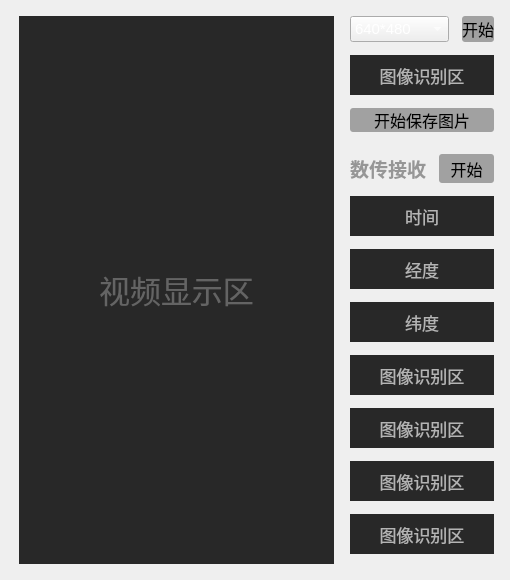
The window that Qt/ui/Video.ui (pengyugit/py) describes before a commit, drawn with Qt 5.
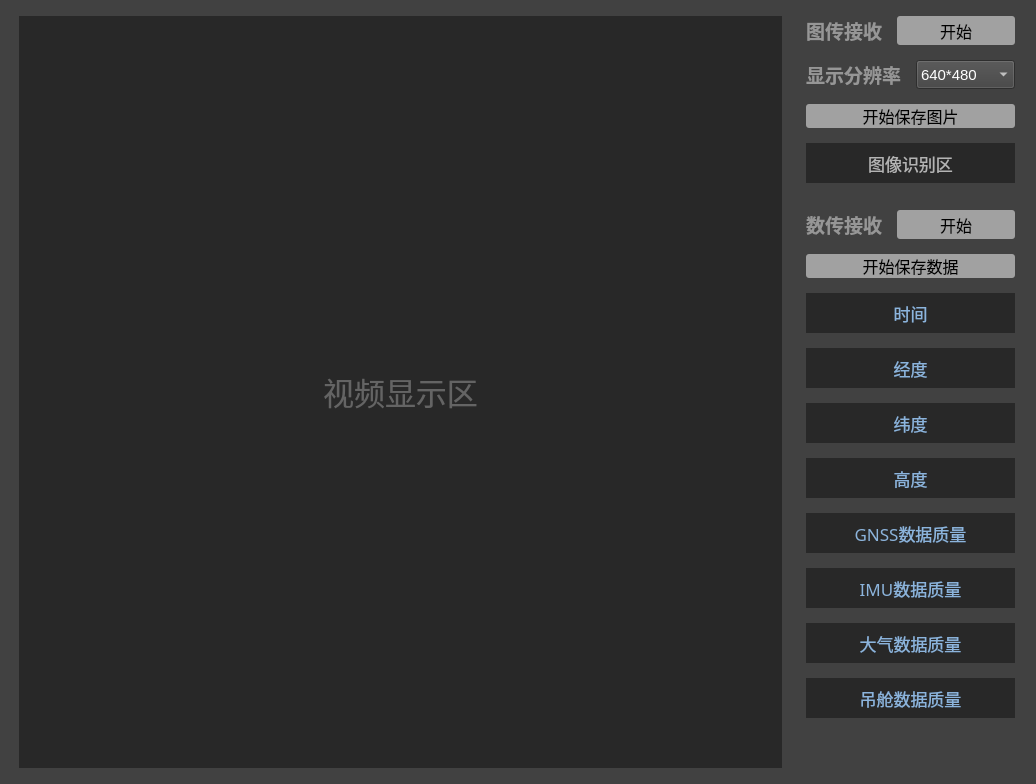
The same window after the commit.

What changed in the file:
```diff
--- a/Qt/ui/Video.ui
+++ b/Qt/ui/Video.ui
@@ -6,8 +6,8 @@
    <rect>
     <x>0</x>
     <y>0</y>
-    <width>510</width>
-    <height>580</height>
+    <width>1036</width>
+    <height>784</height>
    </rect>
   </property>
   <property name="sizePolicy">
@@ -20,29 +20,19 @@
    <string>MainWindow</string>
   </property>
   <property name="styleSheet">
-   <string notr="true">background-color: rgb(65,65,65);
-QPushButton{
-	border-radius:2;
-	background-color: #E1E1E1;
-	border-color:#B7B7B7;
-}
-QPushButton:hover{
-	border-radius:2;
-	background-color: #E5F1FB;
-	border-color:#B7B7B7;
-}
-QPushButton:pressed{
-	border-radius:2;
-	background-color: #CCE4F7;
-	border-color:#B7B7B7;
-}</string>
+   <string notr="true">QMessageBox{font-size:20px; }
+QMainWindow{background-color: rgb(65,65,65);color: rgb(250, 250, 250);}
+QWidget{background-color: rgb(65,65,65);color: rgb(250, 250, 250);}
+
+
+</string>
   </property>
   <widget class="QWidget" name="centralwidget">
    <layout class="QGridLayout" name="gridLayout_2">
     <item row="0" column="0">
      <layout class="QVBoxLayout" name="verticalLayout">
       <property name="spacing">
-       <number>10</number>
+       <number>15</number>
       </property>
       <property name="sizeConstraint">
        <enum>QLayout::SetFixedSize</enum>
@@ -54,7 +44,7 @@
        <number>7</number>
       </property>
       <property name="rightMargin">
-       <number>10</number>
+       <number>18</number>
       </property>
       <property name="bottomMargin">
        <number>7</number>
@@ -101,7 +91,7 @@
     <item row="0" column="1">
      <layout class="QVBoxLayout" name="verticalLayout_2">
       <property name="spacing">
-       <number>13</number>
+       <number>15</number>
       </property>
       <property name="sizeConstraint">
        <enum>QLayout::SetMaximumSize</enum>
@@ -113,20 +103,117 @@
        <number>7</number>
       </property>
       <property name="rightMargin">
-       <number>7</number>
+       <number>12</number>
       </property>
       <property name="bottomMargin">
        <number>7</number>
       </property>
+      <item>
+       <layout class="QFormLayout" name="formLayout">
+        <item row="0" column="0">
+         <widget class="QLabel" name="label_12">
+          <property name="sizePolicy">
+           <sizepolicy hsizetype="Preferred" vsizetype="Preferred">
+            <horstretch>0</horstretch>
+            <verstretch>0</verstretch>
+           </sizepolicy>
+          </property>
+          <property name="font">
+           <font>
+            <family>微软雅黑</family>
+            <pointsize>14</pointsize>
+            <weight>75</weight>
+            <bold>true</bold>
+           </font>
+          </property>
+          <property name="styleSheet">
+           <string notr="true">color:rgb(150, 150, 150);</string>
+          </property>
+          <property name="text">
+           <string>图传接收</string>
+          </property>
+         </widget>
+        </item>
+        <item row="0" column="1">
+         <widget class="QPushButton" name="openButton">
+          <property name="sizePolicy">
+           <sizepolicy hsizetype="Minimum" vsizetype="Minimum">
+            <horstretch>0</horstretch>
+            <verstretch>0</verstretch>
+           </sizepolicy>
+          </property>
+          <property name="minimumSize">
+           <size>
+            <width>0</width>
+            <height>0</height>
+           </size>
+          </property>
+          <property name="font">
+           <font>
+            <family>微软雅黑</family>
+            <pointsize>12</pointsize>
+           </font>
+          </property>
+          <property name="styleSheet">
+           <string notr="true">QPushButton{
+	color: rgb(0,0,0);
+	border-radius:3;
+	background-color: #A1A1A1;
+	border-color:#B7B7B7;
+}
+QPushButton:hover{
+	border-radius:3;
+	background-color: #E5F1FB;
+	border-color:#B7B7B7;
+}
+QPushButton:pressed{
+	border-radius:3;
+	background-color: #CCE4F7;
+	border-color:#B7B7B7;
+}
+QPushButton::checked{ background:rgb(250, 120, 50);
+border-color: #11505C; }</string>
+          </property>
+          <property name="text">
+           <string>开始</string>
+          </property>
+         </widget>
+        </item>
+       </layout>
+      </item>
       <item>
        <layout class="QGridLayout" name="gridLayout">
         <property name="sizeConstraint">
          <enum>QLayout::SetMinimumSize</enum>
         </property>
         <item row="0" column="0">
+         <widget class="QLabel" name="label_11">
+          <property name="sizePolicy">
+           <sizepolicy hsizetype="Preferred" vsizetype="Preferred">
+            <horstretch>0</horstretch>
+            <verstretch>0</verstretch>
+           </sizepolicy>
+          </property>
+          <property name="font">
+           <font>
+            <family>微软雅黑</family>
+            <pointsize>14</pointsize>
+            <weight>75</weight>
+            <bold>true</bold>
+           </font>
+          </property>
+          <property name="styleSheet">
+           <string notr="true">color:rgb(150, 150, 150);</string>
+          </property>
+          <property name="text">
+           <string>显示分辨率</string>
+          </property>
+         </widget>
+        </item>
+        <item row="0" column="1">
          <widget class="QComboBox" name="comboBox">
           <property name="sizePolicy">
-           <sizepolicy hsizetype="Minimum" vsizetype="Minimum">
+           <sizepolicy hsizetype="Fixed" vsizetype="Minimum">
             <horstretch>0</horstretch>
             <verstretch>0</verstretch>
            </sizepolicy>
@@ -156,86 +243,8 @@
           </item>
          </widget>
         </item>
-        <item row="0" column="1">
-         <widget class="QPushButton" name="openButton">
-          <property name="sizePolicy">
-           <sizepolicy hsizetype="Maximum" vsizetype="Minimum">
-            <horstretch>0</horstretch>
-            <verstretch>0</verstretch>
-           </sizepolicy>
-          </property>
-          <property name="minimumSize">
-           <size>
-            <width>0</width>
-            <height>0</height>
-           </size>
-          </property>
-          <property name="font">
-           <font>
-            <family>微软雅黑</family>
-            <pointsize>12</pointsize>
-           </font>
-          </property>
-          <property name="styleSheet">
-           <string notr="true">QPushButton{
-	border-radius:3;
-	background-color: #A1A1A1;
-	border-color:#B7B7B7;
-}
-QPushButton:hover{
-	border-radius:3;
-	background-color: #E5F1FB;
-	border-color:#B7B7B7;
-}
-QPushButton:pressed{
-	border-radius:3;
-	background-color: #CCE4F7;
-	border-color:#B7B7B7;
-}
-QPushButton::checked{ background:rgb(250, 120, 50);
-border-color: #11505C; }</string>
-          </property>
-          <property name="text">
-           <string>开始</string>
-          </property>
-         </widget>
-        </item>
        </layout>
       </item>
-      <item>
-       <widget class="QLabel" name="label">
-        <property name="sizePolicy">
-         <sizepolicy hsizetype="Minimum" vsizetype="Maximum">
-          <horstretch>0</horstretch>
-          <verstretch>10</verstretch>
-         </sizepolicy>
-        </property>
-        <property name="minimumSize">
-         <size>
-          <width>0</width>
-          <height>40</height>
-         </size>
-        </property>
-        <property name="font">
-         <font>
-          <family>微软雅黑</family>
-          <pointsize>13</pointsize>
-         </font>
-        </property>
-        <property name="layoutDirection">
-         <enum>Qt::LeftToRight</enum>
-        </property>
-        <property name="styleSheet">
-         <string notr="true">color: rgb(180, 180, 180);background-color: rgb(40, 40,40);</string>
-        </property>
-        <property name="text">
-         <string>图像识别区</string>
-        </property>
-        <property name="alignment">
-         <set>Qt::AlignCenter</set>
-        </property>
-       </widget>
-      </item>
       <item>
        <widget class="QPushButton" name="openButton_2">
         <property name="sizePolicy">
@@ -252,20 +261,12 @@
         </property>
         <property name="styleSheet">
          <string notr="true">QPushButton{
+	color: rgb(0,0,0);
 	border-radius:3;
 	background-color: #A1A1A1;
 	border-color:#B7B7B7;
 }
-QPushButton:hover{
-	border-radius:3;
-	background-color: #E5F1FB;
-	border-color:#B7B7B7;
-}
-QPushButton:pressed{
-	border-radius:3;
-	background-color: #CCE4F7;
-	border-color:#B7B7B7;
-}
+
 QPushButton::checked{ background:rgb(250, 120, 50);
 border-color: #11505C; }</string>
         </property>
@@ -274,6 +275,40 @@
         </property>
        </widget>
       </item>
+      <item>
+       <widget class="QLabel" name="label">
+        <property name="sizePolicy">
+         <sizepolicy hsizetype="Minimum" vsizetype="Maximum">
+          <horstretch>0</horstretch>
+          <verstretch>10</verstretch>
+         </sizepolicy>
+        </property>
+        <property name="minimumSize">
+         <size>
+          <width>0</width>
+          <height>40</height>
+         </size>
+        </property>
+        <property name="font">
+         <font>
+          <family>微软雅黑</family>
+          <pointsize>13</pointsize>
+         </font>
+        </property>
+        <property name="layoutDirection">
+         <enum>Qt::LeftToRight</enum>
+        </property>
+        <property name="styleSheet">
+         <string notr="true">color: rgb(180, 180, 180);background-color: rgb(40, 40,40);</string>
+        </property>
+        <property name="text">
+         <string>图像识别区</string>
+        </property>
+        <property name="alignment">
+         <set>Qt::AlignCenter</set>
+        </property>
+       </widget>
+      </item>
       <item>
        <spacer name="verticalSpacer">
         <property name="orientation">
@@ -329,6 +364,7 @@
           </property>
           <property name="styleSheet">
            <string notr="true">QPushButton{
+	color: rgb(0,0,0);
 	border-radius:3;
 	background-color: #A1A1A1;
 	border-color:#B7B7B7;
@@ -353,10 +389,40 @@
         </item>
        </layout>
       </item>
+      <item>
+       <widget class="QPushButton" name="openButton_4">
+        <property name="sizePolicy">
+         <sizepolicy hsizetype="Minimum" vsizetype="Fixed">
+          <horstretch>0</horstretch>
+          <verstretch>0</verstretch>
+         </sizepolicy>
+        </property>
+        <property name="font">
+         <font>
+          <family>微软雅黑</family>
+          <pointsize>12</pointsize>
+         </font>
+        </property>
+        <property name="styleSheet">
+         <string notr="true">QPushButton{
+	color: rgb(0,0,0);
+	border-radius:3;
+	background-color: #A1A1A1;
+	border-color:#B7B7B7;
+}
+
+QPushButton::checked{ background:rgb(250, 120, 50);
+border-color: #11505C; }</string>
+        </property>
+        <property name="text">
+         <string>开始保存数据</string>
+        </property>
+       </widget>
+      </item>
       <item>
        <widget class="QLabel" name="label_2">
         <property name="sizePolicy">
-         <sizepolicy hsizetype="Minimum" vsizetype="Maximum">
+         <sizepolicy hsizetype="Preferred" vsizetype="Maximum">
           <horstretch>0</horstretch>
           <verstretch>10</verstretch>
          </sizepolicy>
@@ -377,7 +443,7 @@
          <enum>Qt::LeftToRight</enum>
         </property>
         <property name="styleSheet">
-         <string notr="true">color: rgb(180, 180, 180);background-color: rgb(40, 40,40);</string>
+         <string notr="true">color:rgb(140, 180, 220);background-color: rgb(40, 40,40);</string>
         </property>
         <property name="text">
          <string>时间</string>
@@ -411,7 +477,7 @@
          <enum>Qt::LeftToRight</enum>
         </property>
         <property name="styleSheet">
-         <string notr="true">color: rgb(180, 180, 180);background-color: rgb(40, 40,40);</string>
+         <string notr="true">color:rgb(140, 180, 220);background-color: rgb(40, 40,40);</string>
         </property>
         <property name="text">
          <string>经度</string>
@@ -445,7 +511,7 @@
          <enum>Qt::LeftToRight</enum>
         </property>
         <property name="styleSheet">
-         <string notr="true">color: rgb(180, 180, 180);background-color: rgb(40, 40,40);</string>
+         <string notr="true">color:rgb(140, 180, 220);background-color: rgb(40, 40,40);</string>
         </property>
         <property name="text">
          <string>纬度</string>
@@ -479,10 +545,10 @@
          <enum>Qt::LeftToRight</enum>
         </property>
         <property name="styleSheet">
-         <string notr="true">color: rgb(180, 180, 180);background-color: rgb(40, 40,40);</string>
+         <string notr="true">color:rgb(140, 180, 220);background-color: rgb(40, 40,40);</string>
         </property>
         <property name="text">
-         <string>图像识别区</string>
+         <string>高度</string>
         </property>
         <property name="alignment">
          <set>Qt::AlignCenter</set>
@@ -492,7 +558,7 @@
       <item>
        <widget class="QLabel" name="label_6">
         <property name="sizePolicy">
-         <sizepolicy hsizetype="Minimum" vsizetype="Maximum">
+         <sizepolicy hsizetype="Preferred" vsizetype="Maximum">
           <horstretch>0</horstretch>
           <verstretch>10</verstretch>
          </sizepolicy>
@@ -513,10 +579,10 @@
          <enum>Qt::LeftToRight</enum>
         </property>
         <property name="styleSheet">
-         <string notr="true">color: rgb(180, 180, 180);background-color: rgb(40, 40,40);</string>
+         <string notr="true">color:rgb(140, 180, 220);background-color: rgb(40, 40,40);</string>
         </property>
         <property name="text">
-         <string>图像识别区</string>
+         <string>GNSS数据质量</string>
         </property>
         <property name="alignment">
          <set>Qt::AlignCenter</set>
@@ -526,7 +592,7 @@
       <item>
        <widget class="QLabel" name="label_7">
         <property name="sizePolicy">
-         <sizepolicy hsizetype="Minimum" vsizetype="Maximum">
+         <sizepolicy hsizetype="Preferred" vsizetype="Maximum">
           <horstretch>0</horstretch>
           <verstretch>10</verstretch>
          </sizepolicy>
@@ -547,10 +613,10 @@
          <enum>Qt::LeftToRight</enum>
         </property>
         <property name="styleSheet">
-         <string notr="true">color: rgb(180, 180, 180);background-color: rgb(40, 40,40);</string>
+         <string notr="true">color:rgb(140, 180, 220);background-color: rgb(40, 40,40);</string>
         </property>
         <property name="text">
-         <string>图像识别区</string>
+         <string>IMU数据质量</string>
         </property>
         <property name="alignment">
          <set>Qt::AlignCenter</set>
@@ -581,10 +647,71 @@
          <enum>Qt::LeftToRight</enum>
         </property>
         <property name="styleSheet">
-         <string notr="true">color: rgb(180, 180, 180);background-color: rgb(40, 40,40);</string>
+         <string notr="true">color:rgb(140, 180, 220);background-color: rgb(40, 40,40);</string>
         </property>
         <property name="text">
-         <string>图像识别区</string>
+         <string>大气数据质量</string>
+        </property>
+        <property name="alignment">
+         <set>Qt::AlignCenter</set>
+        </property>
+       </widget>
+      </item>
+      <item>
+       <widget class="QLabel" name="label_9">
+        <property name="sizePolicy">
+         <sizepolicy hsizetype="Minimum" vsizetype="Maximum">
+          <horstretch>0</horstretch>
+          <verstretch>10</verstretch>
+         </sizepolicy>
+        </property>
+        <property name="minimumSize">
+         <size>
+          <width>0</width>
+          <height>40</height>
+         </size>
+        </property>
+        <property name="font">
+         <font>
+          <family>微软雅黑</family>
+          <pointsize>13</pointsize>
+         </font>
+        </property>
+        <property name="layoutDirection">
+         <enum>Qt::LeftToRight</enum>
+        </property>
+        <property name="styleSheet">
+         <string notr="true">color:rgb(140, 180, 220);background-color: rgb(40, 40,40);</string>
+        </property>
+        <property name="text">
+         <string>吊舱数据质量</string>
+        </property>
+        <property name="alignment">
+         <set>Qt::AlignCenter</set>
+        </property>
+       </widget>
+      </item>
+      <item>
+       <widget class="QLabel" name="label_13">
+        <property name="sizePolicy">
+         <sizepolicy hsizetype="Preferred" vsizetype="Preferred">
+          <horstretch>0</horstretch>
+          <verstretch>0</verstretch>
+         </sizepolicy>
+        </property>
+        <property name="font">
+         <font>
+          <family>微软雅黑</family>
+          <pointsize>12</pointsize>
+          <weight>75</weight>
+          <bold>true</bold>
+         </font>
+        </property>
+        <property name="styleSheet">
+         <string notr="true">color:rgb(140, 240, 160);</string>
+        </property>
+        <property name="text">
+         <string/>
         </property>
         <property name="alignment">
          <set>Qt::AlignCenter</set>
```
